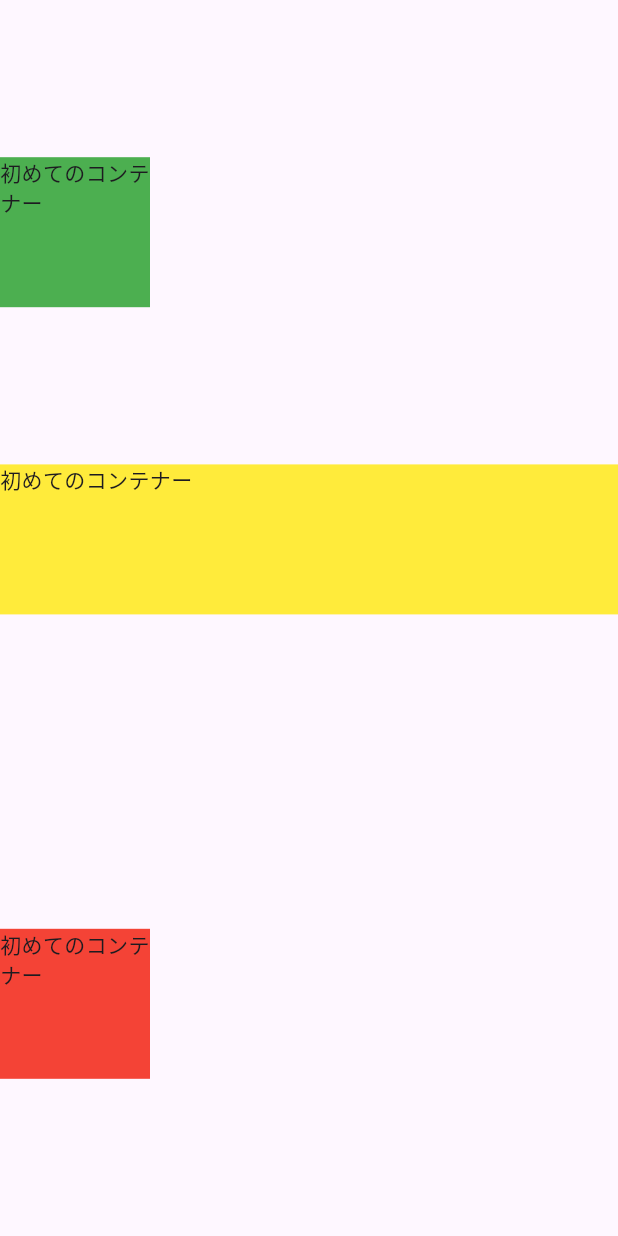
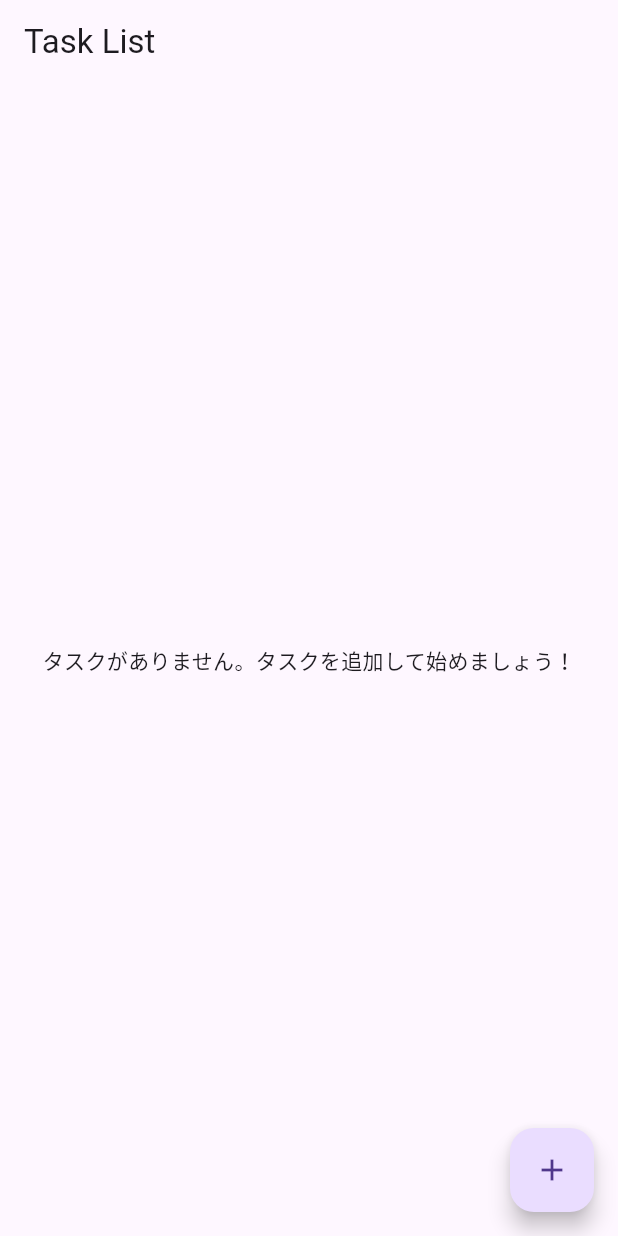
Before and after one commit to rio1-happy-w/flutter_last_app, a Flutter app: the screen it shows after launch, on a phone screen of 412 x 824 dp. Run offline on Flutter 3.47's test engine with Material 3 defaults, Android fonts, the light colour scheme and no system bars.

Commit message:
Update main.dart

```diff
--- a/lib/main.dart
+++ b/lib/main.dart
@@ -1,46 +1,139 @@
+// Flutter Task Management App
 import 'package:flutter/material.dart';
 
 void main() {
-  runApp(const MyApp());
+  runApp(TaskApp());
 }
 
-class MyApp extends StatelessWidget {
-  const MyApp({super.key});
+class TaskApp extends StatelessWidget {
+  @override
+  Widget build(BuildContext context) {
+    return MaterialApp(
+      title: 'My cool task app',
+      theme: ThemeData(primarySwatch: Colors.blue),
+      home: TaskListScreen(),
+    );
+  }
+}
+
+class TaskListScreen extends StatefulWidget {
+  @override
+  _TaskListScreenState createState() => _TaskListScreenState();
+}
+
+class _TaskListScreenState extends State<TaskListScreen> {
+  List<Map<String, dynamic>> tasks = [];
+
+  void _addTask(String taskName) {
+    setState(() {
+      tasks.add({'name': taskName, 'completed': false});
+    });
+  }
+
+  void _toggleTaskCompletion(int index) {
+    setState(() {
+      tasks[index]['completed'] = !tasks[index]['completed'];
+    });
+  }
 
   @override
   Widget build(BuildContext context) {
-    return MaterialApp(
-      home: SafeArea(
-        child: Scaffold(
-            body: Column(
-          mainAxisAlignment: MainAxisAlignment.spaceEvenly,
-          crossAxisAlignment: CrossAxisAlignment.start,
-          children: [
-            Container(
-              child: Text("初めてのコンテナー"),
-              color: Colors.green,
-              width: 100,
-              height: 100,
+    return Scaffold(
+      appBar: AppBar(
+        title: Text('Task List'),
+      ),
+      body: tasks.isEmpty
+          ? Center(child: Text('タスクがありません。タスクを追加して始めましょう！'))
+          : ListView.builder(
+              itemCount: tasks.length,
+              itemBuilder: (context, index) {
+                return Padding(
+                  padding: const EdgeInsets.symmetric(
+                      horizontal: 16.0, vertical: 8.0),
+                  child: Row(
+                    mainAxisAlignment: MainAxisAlignment.spaceBetween,
+                    children: [
+                      Expanded(
+                        child: Text(
+                          tasks[index]['name'],
+                          style: TextStyle(
+                            decoration: tasks[index]['completed']
+                                ? TextDecoration.lineThrough
+                                : TextDecoration.none,
+                          ),
+                        ),
+                      ),
+                      Checkbox(
+                        value: tasks[index]['completed'],
+                        onChanged: (bool? value) {
+                          _toggleTaskCompletion(index);
+                        },
+                      ),
+                      IconButton(
+                        icon: Icon(Icons.delete, color: Colors.red),
+                        onPressed: () {
+                          setState(() {
+                            tasks.removeAt(index);
+                          });
+                        },
+                      ),
+                    ],
+                  ),
+                );
+              },
             ),
-            Container(
-              child: Text("初めてのコンテナー"),
-              color: Colors.yellow,
-              width: 500,
-              height: 100,
+      floatingActionButton: FloatingActionButton(
+        onPressed: () {
+          Navigator.push(
+            context,
+            MaterialPageRoute(
+              builder: (context) => AddTaskScreen(
+                onTaskAdded: _addTask,
+              ),
             ),
-            SizedBox(
-              width: 40.0,
-              height: 0,
-            ),
-            Container(
-              child: Text("初めてのコンテナー"),
-              color: Colors.red,
-              width: 100,
-              height: 100,
-            )
-          ],
-        )),
+          );
+        },
+        child: Icon(Icons.add),
       ),
     );
   }
 }
+
+class AddTaskScreen extends StatelessWidget {
+  final Function(String) onTaskAdded;
+
+  AddTaskScreen({required this.onTaskAdded});
+
+  final TextEditingController _taskController = TextEditingController();
+
+  @override
+  Widget build(BuildContext context) {
+    return Scaffold(
+      appBar: AppBar(
+        title: Text('Add Task'),
+      ),
+      body: Padding(
+        padding: const EdgeInsets.all(16.0),
+        child: Column(
+          crossAxisAlignment: CrossAxisAlignment.stretch,
+          children: [
+            TextField(
+              controller: _taskController,
+              decoration: InputDecoration(labelText: 'Task Name'),
+            ),
+            SizedBox(height: 20),
+            ElevatedButton(
+              onPressed: () {
+                if (_taskController.text.isNotEmpty) {
+                  onTaskAdded(_taskController.text);
+                  Navigator.pop(context);
+                }
+              },
+              child: Text('Add Task'),
+            ),
+          ],
+        ),
+      ),
+    );
+  }
+}
```
